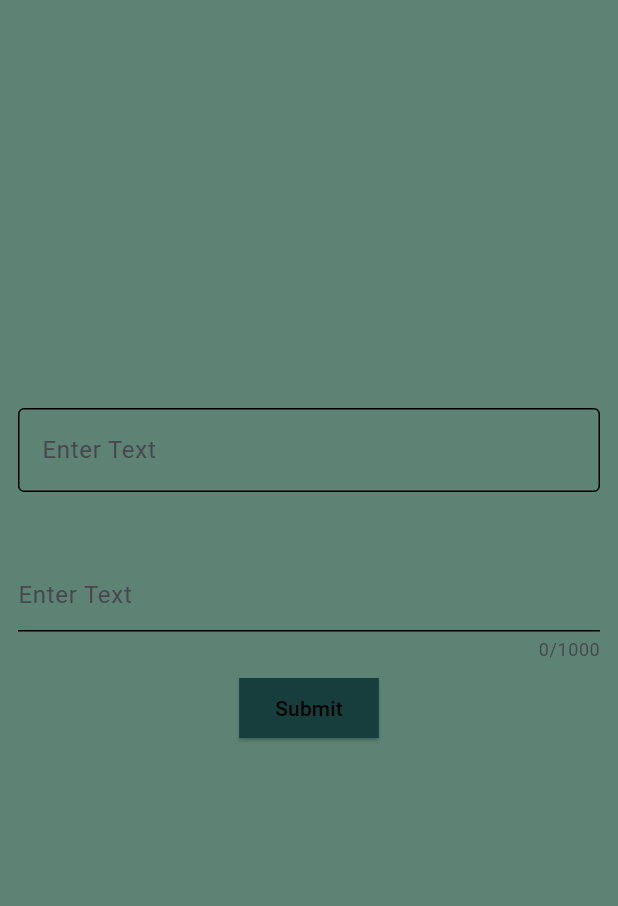
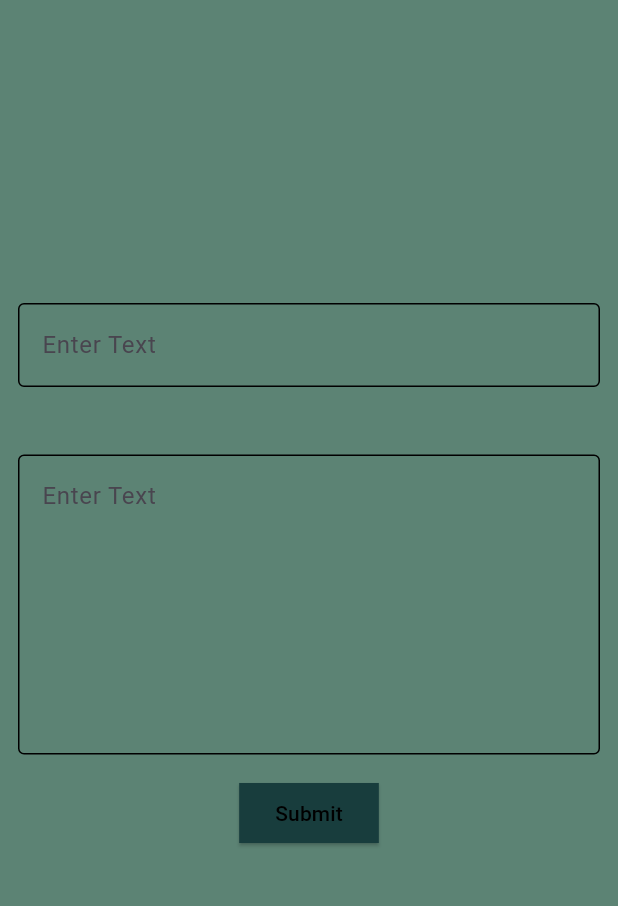
Before and after one commit to dev230803/VUE_NICE_TECHNOLOGY, a Flutter app: the screen it shows after launch, on a phone screen of 412 x 824 dp, the part 84-990 px from its top. Run offline on Flutter 3.47's test engine with Material 2 defaults, Android fonts, the phone set to English and light mode, and no system bars.

Commit message:
third commit

```diff
--- a/lib/home.dart
+++ b/lib/home.dart
@@ -79,19 +79,24 @@ class HomeScreen extends StatelessWidget {
                       }
                       Enteredtext2.text = newValue;
                     },
-                    maxLength: 1000,
+                    maxLines: 7,
                     decoration: const InputDecoration(
-                       enabledBorder: UnderlineInputBorder(
+                      enabledBorder: OutlineInputBorder(
                         borderSide: BorderSide(color: Colors.black)
                       ),
-                      focusedBorder: UnderlineInputBorder(
+                      focusedBorder: OutlineInputBorder(
                         borderSide: BorderSide(color: Colors.black)
                       ),
                       hintText: 'Enter Text',
+                      border: OutlineInputBorder(
+                        borderRadius: BorderRadius.all(
+                          Radius.circular(20),
+                        ),
+                      ),
                     ),
                   ),
                   const SizedBox(
-                    height: 7,
+                    height: 15,
                   ),
                   ElevatedButton(
                     style: ElevatedButton.styleFrom(
```
